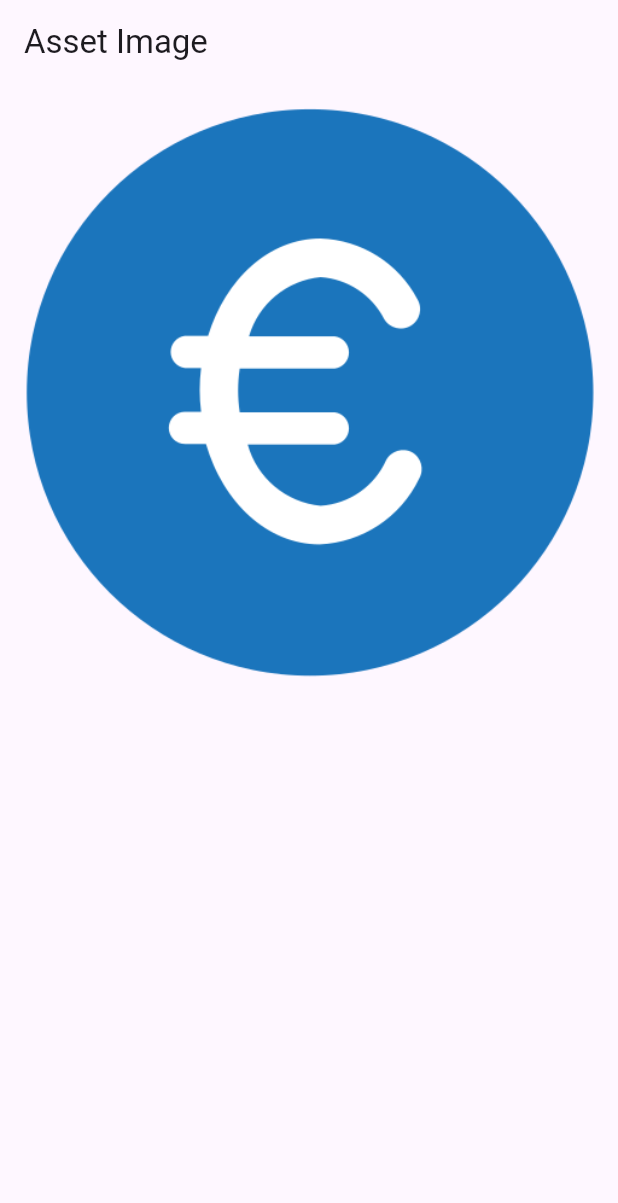
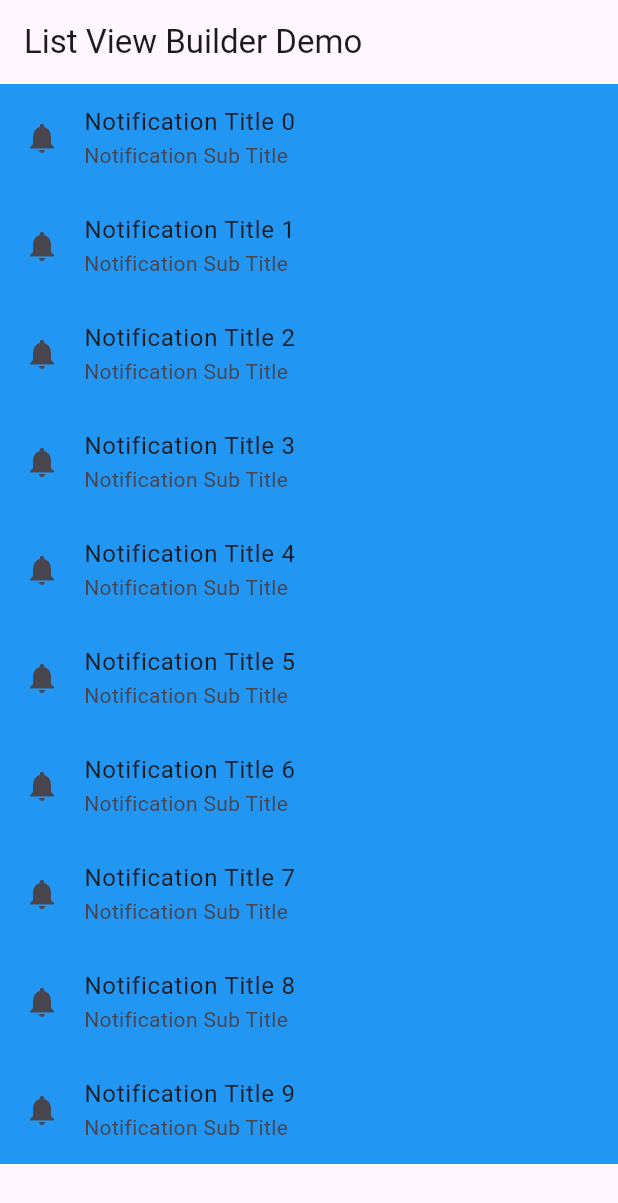
Before and after one commit to MuhammadAliKust/Aqsa_Noor_Project, a Flutter app: the screen it shows after launch, on a phone screen of 412 x 824 dp. Shown: the top 1203 px of the screen. Run offline on Flutter 3.47's test engine with Material 3 defaults, Android fonts, the phone set to English and light mode, and no system bars.

Commit message:
ListTile and List View Builder Done

```diff
--- /dev/null
+++ b/lib/list_view_builder.dart
@@ -0,0 +1,24 @@
+import 'package:flutter/material.dart';
+
+class ListViewBuilderDemo extends StatelessWidget {
+  const ListViewBuilderDemo({super.key});
+
+  @override
+  Widget build(BuildContext context) {
+    return Scaffold(
+      appBar: AppBar(
+        title: const Text("List View Builder Demo"),
+      ),
+      body: ListView.builder(
+          itemCount: 10,
+          itemBuilder: (context, i) {
+            return ListTile(
+              leading: const Icon(Icons.notifications),
+              title: Text("Notification Title $i"),
+              subtitle: const Text("Notification Sub Title"),
+              tileColor: Colors.blue,
+            );
+          }),
+    );
+  }
+}
--- a/lib/main.dart
+++ b/lib/main.dart
@@ -1,7 +1,9 @@
-import 'package:aqsa_noor_project/asset_image.dart';
+
+
+import 'package:aqsa_noor_project/list_view_builder.dart';
 import 'package:flutter/material.dart';
 
-import 'network_image.dart';
+import 'list_tile.dart';
 
 void main() {
   runApp(MyApp());
@@ -13,7 +15,7 @@ class MyApp extends StatelessWidget {
   @override
   Widget build(BuildContext context) {
     return MaterialApp(
-      home: AssetsImageView()
+      home: ListViewBuilderDemo()
     );
   }
 }
```
Also changed, not shown: lib/list_tile.dart (added, +29 -0 lines).
